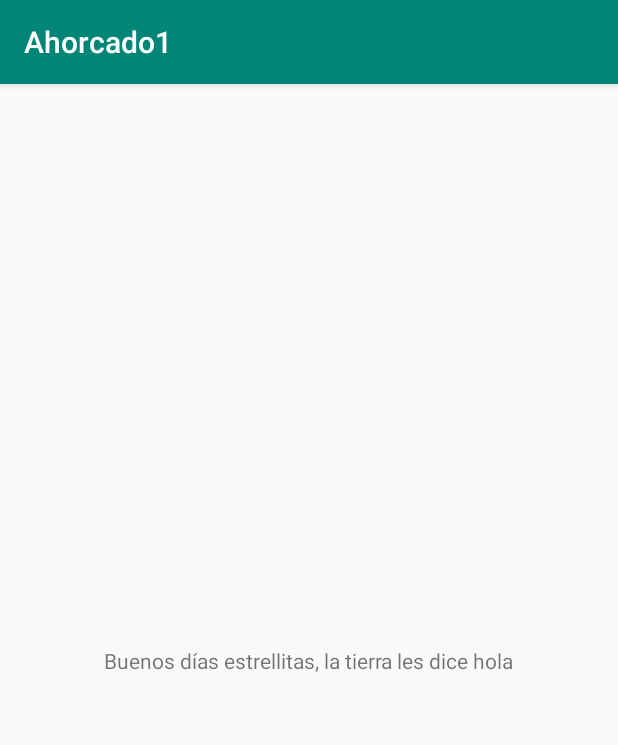
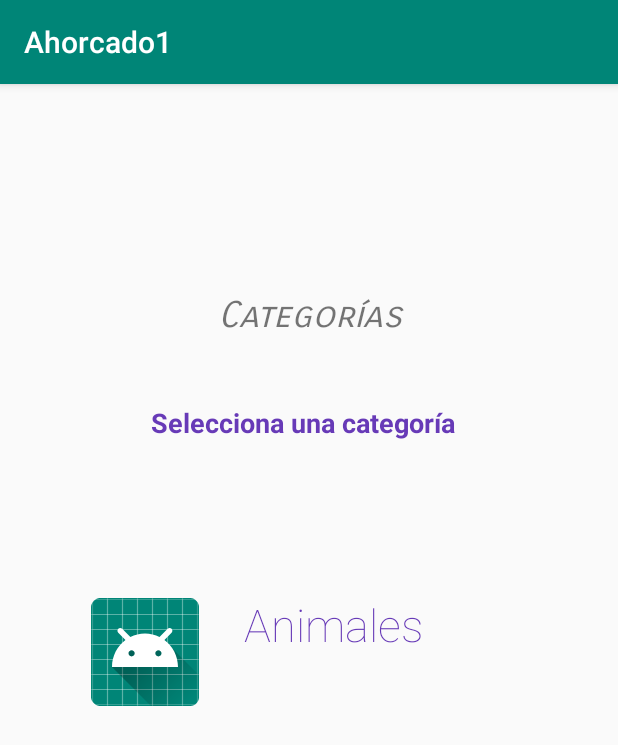
Before and after one commit to grupo2fun/sei2019i_2F, an Android app: the mainMenuActivity screen opened directly, with no data from a screen before it, on a phone screen of 412 x 824 dp. Shown: the top 745 px of the screen. Run offline under Robolectric (Android 15) with nearby library versions, the phone set to English and light mode, and no system bars.

Commit message:
cambios en la presentación

```diff
--- a/code/app/src/main/java/com/example/ahorcado1/DataAccess/database/Database.java
+++ b/code/app/src/main/java/com/example/ahorcado1/DataAccess/database/Database.java
@@ -10,7 +10,7 @@ import com.j256.ormlite.table.TableUtils;
 import java.sql.SQLException;
 
 public class Database {
-    private static final String HOST = "jdbc:mysql://10.203.147.253:3306/";        //Direccion ip de la base
+    private static final String HOST = "jdbc:mysql://192.168.0.10:3306/";        //Direccion ip de la base
     private static final String DB_NAME = "db_hangman";
     private static final String CONNECTION = HOST + DB_NAME;
     private static final String USER = "hangManUser";
--- a/code/app/src/main/java/com/example/ahorcado1/DataAccess/repositories/UserRepository.java
+++ b/code/app/src/main/java/com/example/ahorcado1/DataAccess/repositories/UserRepository.java
@@ -13,7 +13,7 @@ import java.util.List;
 
 public class UserRepository
 {
-    Dao<User,Long> userDao ;
+    Dao<User, Long> userDao;
 
     public UserRepository(ConnectionSource connection)
     {
--- a/code/app/src/main/java/com/example/ahorcado1/Presentation/loginUserActivity.java
+++ b/code/app/src/main/java/com/example/ahorcado1/Presentation/loginUserActivity.java
@@ -28,8 +28,7 @@ public class loginUserActivity extends AppCompatActivity {
         StrictMode.setThreadPolicy(policy);
         //Instancia de Base de Datos
 
-
-
+        //Instancia de controller
         final loginController loginController1 = new loginController();
 
         e1=(EditText)findViewById(R.id.userName);
--- a/code/app/src/main/java/com/example/ahorcado1/Presentation/registerUserActivity.java
+++ b/code/app/src/main/java/com/example/ahorcado1/Presentation/registerUserActivity.java
@@ -26,11 +26,14 @@ public class registerUserActivity extends AppCompatActivity {
 
         final registerController registerController1 = new registerController();
 
+        //Cajas de texto
         e1 = (EditText) findViewById(R.id.userNameText);
         e2 = (EditText) findViewById(R.id.nameUserText);
         e3 = (EditText) findViewById(R.id.passUserText);
+        //Botón registrar
         br = (Button) findViewById(R.id.buttonRegister);
 
+        //Acción del botón "Registrar"
         br.setOnClickListener(new View.OnClickListener() {
             @Override
             public void onClick(View v) {
--- a/code/app/src/main/res/layout/activity_main_menu.xml
+++ b/code/app/src/main/res/layout/activity_main_menu.xml
@@ -8,15 +8,77 @@
 
     <TextView
         android:id="@+id/textView"
-        android:layout_width="wrap_content"
-        android:layout_height="wrap_content"
+        android:layout_width="210dp"
+        android:layout_height="39dp"
+        android:layout_marginStart="8dp"
+        android:layout_marginEnd="8dp"
+        android:layout_marginBottom="8dp"
+        android:text="Selecciona una categoría"
+        android:textColor="#673AB7"
+        android:textSize="18sp"
+        android:textStyle="bold"
+        app:layout_constraintBottom_toBottomOf="parent"
+        app:layout_constraintEnd_toEndOf="parent"
+        app:layout_constraintHorizontal_bias="0.497"
+        app:layout_constraintStart_toStartOf="parent"
+        app:layout_constraintTop_toTopOf="parent"
+        app:layout_constraintVertical_bias="0.296" />
+
+    <TextView
+        android:id="@+id/titulo"
+        android:layout_width="173dp"
+        android:layout_height="51dp"
         android:layout_marginStart="8dp"
         android:layout_marginTop="8dp"
         android:layout_marginEnd="8dp"
         android:layout_marginBottom="8dp"
-        android:text="Buenos días estrellitas, la tierra les dice hola"
+        android:fontFamily="sans-serif-smallcaps"
+        android:text="Categorías"
+        android:textAlignment="center"
+        android:textSize="24sp"
+        android:textStyle="italic"
+        app:layout_constraintBottom_toTopOf="@+id/textView"
+        app:layout_constraintEnd_toEndOf="parent"
+        app:layout_constraintStart_toStartOf="parent"
+        app:layout_constraintTop_toTopOf="parent"
+        app:layout_constraintVertical_bias="0.901" />
+
+    <ImageButton
+        android:id="@+id/imageButton"
+        android:layout_width="76dp"
+        android:layout_height="78dp"
+        android:layout_marginStart="8dp"
+        android:layout_marginTop="48dp"
+        android:layout_marginEnd="8dp"
+        android:layout_marginBottom="8dp"
+        android:src="@mipmap/ic_launcher"
         app:layout_constraintBottom_toBottomOf="parent"
         app:layout_constraintEnd_toEndOf="parent"
+        app:layout_constraintHorizontal_bias="0.159"
         app:layout_constraintStart_toStartOf="parent"
-        app:layout_constraintTop_toTopOf="parent" />
+        app:layout_constraintTop_toBottomOf="@+id/textView"
+        app:layout_constraintVertical_bias="0.101"
+        tools:src="@tools:sample/avatars[14]"
+        tools:srcCompat="@tools:sample/avatars[14]" />
+
+    <TextView
+        android:id="@+id/textView4"
+        android:layout_width="141dp"
+        android:layout_height="56dp"
+        android:layout_marginStart="8dp"
+        android:layout_marginTop="8dp"
+        android:layout_marginEnd="8dp"
+        android:layout_marginBottom="8dp"
+        android:fontFamily="sans-serif-thin"
+        android:text="Animales"
+        android:textAlignment="center"
+        android:textColor="#673AB7"
+        android:textSize="30sp"
+        app:layout_constraintBottom_toBottomOf="parent"
+        app:layout_constraintEnd_toEndOf="parent"
+        app:layout_constraintHorizontal_bias="0.562"
+        app:layout_constraintStart_toStartOf="parent"
+        app:layout_constraintTop_toBottomOf="@+id/textView"
+        app:layout_constraintVertical_bias="0.179" />
+
 </android.support.constraint.ConstraintLayout>
--- a/code/app/src/main/res/layout/activity_register_user.xml
+++ b/code/app/src/main/res/layout/activity_register_user.xml
@@ -70,10 +70,10 @@
         android:layout_height="wrap_content"
         android:layout_marginStart="8dp"
         android:layout_marginEnd="8dp"
-        android:layout_marginBottom="204dp"
+        android:layout_marginBottom="200dp"
         android:text="Registrar"
         app:layout_constraintBottom_toBottomOf="parent"
         app:layout_constraintEnd_toEndOf="parent"
-        app:layout_constraintHorizontal_bias="0.703"
+        app:layout_constraintHorizontal_bias="0.498"
         app:layout_constraintStart_toStartOf="parent" />
 </android.support.constraint.ConstraintLayout>
```
